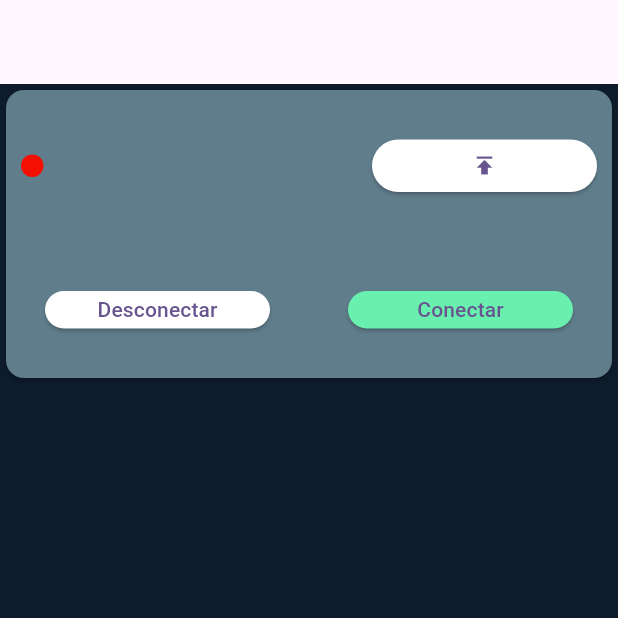
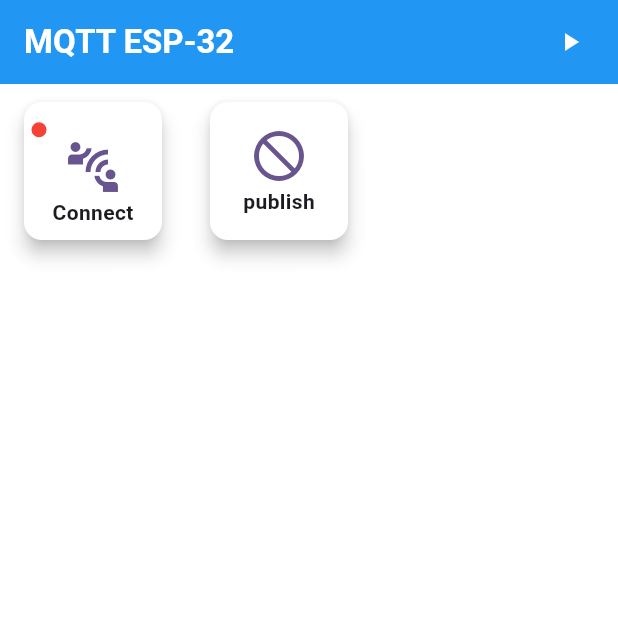
Before and after one commit to Raiam-Dev/app_flutter_http, a Flutter app: the screen it shows after launch, on a phone screen of 412 x 824 dp, the top half of it. Run offline on Flutter 3.47's test engine with Material 3 defaults, Android fonts, the phone set to English and light mode, and no system bars; missing offline and left inert: mqtt_client.

Commit message:
Layout Atualizado

```diff
--- /dev/null
+++ b/lib/cores/cores_globais.dart
@@ -0,0 +1,7 @@
+import 'package:flutter/material.dart';
+
+Color blue = Colors.blue;
+Color transparent = Colors.transparent;
+Color green = Colors.greenAccent;
+Color red = Colors.red;
+Color white = Colors.white;
--- a/lib/main.dart
+++ b/lib/main.dart
@@ -1,3 +1,7 @@
+import 'package:app_http/cores/cores_globais.dart';
+import 'package:app_http/utils/callback_disconnect.dart';
+import 'package:app_http/utils/mqtt_connection.dart';
+import 'package:app_http/utils/variaveis_globais/variaveis_globais.dart';
 import 'package:app_http/widgets/body_teste.dart';
 import 'package:flutter/material.dart';
 
@@ -28,9 +32,37 @@
   @override
   Widget build(BuildContext context) {
     return Scaffold(
-      backgroundColor: Color(0xFF0D1B2A),
-      appBar: AppBar(),
-      body: BodyTeste(),
+      backgroundColor: Colors.white,
+      appBar: AppBar(
+        backgroundColor: blue,
+        title: Text(
+          "MQTT ESP-32",
+          style: TextStyle(color: Colors.white, fontWeight: FontWeight.bold),
+        ),
+        actions: [
+          conectado == true
+              ? TextButton(
+                onPressed: () {
+                  disconnect();
+                  conectado = false;
+                  setState(() {});
+                },
+                child: Icon(Icons.pause_sharp, color: white, size: 20),
+              )
+              : TextButton(
+                onPressed: () async {
+                  conectando = true;
+                  setState(() {});
+                  await conectar();
+                  setState(() {
+                    conectando = false;
+                  });
+                },
+                child: Icon(Icons.play_arrow, color: white, size: 20),
+              ),
+        ],
+      ),
+      body: BodyHome(),
     );
   }
 }
--- a/lib/utils/callback_disconnect.dart
+++ b/lib/utils/callback_disconnect.dart
@@ -1,5 +1,5 @@
 import 'package:app_http/utils/mqtt_connection.dart';
-import 'package:app_http/widgets/body_teste.dart';
+import 'package:app_http/utils/variaveis_globais/variaveis_globais.dart';
 
 void disconnect() {
   client.disconnect();
--- a/lib/utils/callback_publicar.dart
+++ b/lib/utils/callback_publicar.dart
@@ -4,17 +4,13 @@ import 'package:app_http/utils/mqtt_connection.dart';
 import 'package:mqtt_client/mqtt_client.dart';
 
 void publicar() {
-  Map<String, dynamic> mensagem = {
-    "dispositivo": "valvula_acionamento_solenoide",
-    "port": "Q0.0",
-    "value": 0,
-  };
+  Map<String, dynamic> mensagem = {"porta": 13, "value": 1};
 
   String json_string = jsonEncode(mensagem);
 
   final builder = MqttClientPayloadBuilder();
   builder.addString(json_string);
 
-  const topico = 'Dart/Mqtt_client/testtopic';
+  const topico = 'request/27';
   client.publishMessage(topico, MqttQos.atLeastOnce, builder.payload!);
 }
--- a/lib/utils/mqtt_connection.dart
+++ b/lib/utils/mqtt_connection.dart
@@ -1,7 +1,7 @@
 import 'dart:io';
 import 'package:app_http/utils/callback_onConnect.dart';
 import 'package:app_http/utils/callback_onDisconnect.dart';
-import 'package:app_http/widgets/body_teste.dart';
+import 'package:app_http/utils/variaveis_globais/variaveis_globais.dart';
 import 'package:mqtt_client/mqtt_client.dart';
 import 'package:mqtt_client/mqtt_server_client.dart';
 
--- /dev/null
+++ b/lib/utils/variaveis_globais/variaveis_globais.dart
@@ -0,0 +1,2 @@
+bool conectado = false;
+bool conectando = false;
--- a/lib/widgets/body_teste.dart
+++ b/lib/widgets/body_teste.dart
@@ -1,116 +1,101 @@
-import 'package:app_http/utils/callback_disconnect.dart';
+import 'package:app_http/cores/cores_globais.dart';
 import 'package:app_http/utils/callback_publicar.dart';
 import 'package:app_http/utils/mqtt_connection.dart';
+import 'package:app_http/utils/variaveis_globais/variaveis_globais.dart';
 import 'package:flutter/material.dart';
 
-bool conectado = false;
-
-class BodyTeste extends StatefulWidget {
-  const BodyTeste({super.key});
+class BodyHome extends StatefulWidget {
+  const BodyHome({super.key});
 
   @override
-  State<BodyTeste> createState() => _BodyTesteState();
+  State<BodyHome> createState() => _BodyTesteState();
 }
 
-class _BodyTesteState extends State<BodyTeste> {
+class _BodyTesteState extends State<BodyHome> {
   @override
   Widget build(BuildContext context) {
-    return Center(
-      child: Column(
-        children: [
-          SizedBox(
-            width: 500,
-            height: 200,
-            child: Card(
-              color: Colors.blueGrey,
-              child: Column(
-                mainAxisAlignment: MainAxisAlignment.spaceAround,
+    return Column(
       children: [
         Row(
-                    mainAxisAlignment: MainAxisAlignment.spaceBetween,
+          children: [
+            TextButton(
+              onPressed: () async {
+                conectando = true;
+                setState(() {});
+                await conectar();
+                setState(() {
+                  conectando = false;
+                });
+              },
+              style: TextButton.styleFrom(overlayColor: transparent),
+              child: SizedBox(
+                width: 100,
+                height: 100,
+                child: Card(
+                  color: Colors.white,
+                  elevation: 5,
+                  child: Column(
+                    mainAxisAlignment: MainAxisAlignment.center,
+                    children: [
+                      Row(
                         children: [
                           Padding(
-                        padding: const EdgeInsets.only(left: 10),
+                            padding: const EdgeInsets.only(left: 5, top: 5),
                             child: Container(
+                              width: 10,
+                              height: 10,
                               decoration: BoxDecoration(
                                 borderRadius: BorderRadius.circular(100),
-                            color:
-                                conectado == true
-                                    ? const Color.fromARGB(255, 0, 255, 8)
-                                    : const Color.fromARGB(255, 243, 16, 0),
-                          ),
-                          width: 15,
-                          height: 15,
-                        ),
-                      ),
-                      Padding(
-                        padding: const EdgeInsets.only(right: 10),
-                        child: SizedBox(
-                          width: 150,
-                          height: 35,
-                          child: ElevatedButton(
-                            style: ElevatedButton.styleFrom(
-                              backgroundColor: const Color.fromARGB(
-                                255,
-                                255,
-                                255,
-                                255,
-                              ),
-                            ),
-                            onPressed: () {
-                              publicar();
-                            },
-                            child: Icon(Icons.publish_sharp),
+                                color: conectado == true ? green : red,
                               ),
                             ),
                           ),
                         ],
                       ),
-                  Row(
-                    mainAxisAlignment: MainAxisAlignment.spaceAround,
-                    children: [
-                      SizedBox(
-                        width: 150,
-                        height: 25,
-                        child: ElevatedButton(
-                          style: ElevatedButton.styleFrom(
-                            backgroundColor: const Color.fromARGB(
-                              255,
-                              255,
-                              255,
-                              255,
+                      conectando == false
+                          ? Icon(Icons.connect_without_contact, size: 40)
+                          : CircularProgressIndicator(),
+                      Text(
+                        "Connect",
+                        style: TextStyle(fontWeight: FontWeight.bold),
+                      ),
+                    ],
                   ),
                 ),
-                          onPressed: () {
-                            setState(() {
-                              disconnect();
-                            });
-                          },
-                          child: Text("Desconectar"),
               ),
             ),
-                      SizedBox(
-                        width: 150,
-                        height: 25,
-                        child: ElevatedButton(
-                          style: ElevatedButton.styleFrom(
-                            backgroundColor: Colors.greenAccent,
+
+            TextButton(
+              onPressed: () {
+                if (conectado == true) {
+                  publicar();
+                } else {}
+              },
+              style: TextButton.styleFrom(overlayColor: transparent),
+              child: SizedBox(
+                width: 100,
+                height: 100,
+                child: Card(
+                  color: Colors.white,
+                  elevation: 5,
+                  child: Column(
+                    mainAxisAlignment: MainAxisAlignment.center,
+                    children: [
+                      conectado == false
+                          ? Icon(Icons.block_flipped, size: 40)
+                          : Icon(Icons.publish_outlined, size: 40),
+                      Text(
+                        "publish",
+                        style: TextStyle(fontWeight: FontWeight.bold),
                       ),
-                          onPressed: () async {
-                            await conectar();
-                            setState(() {});
-                          },
-                          child: Text("Conectar"),
+                    ],
+                  ),
+                ),
               ),
             ),
           ],
         ),
       ],
-              ),
-            ),
-          ),
-        ],
-      ),
     );
   }
 }
```
Lines whose indentation alone changed are shown as unchanged.
